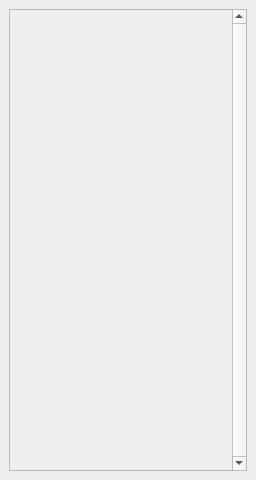
utwente/parlevision, file resources/librarywidget.ui: the form before one commit.
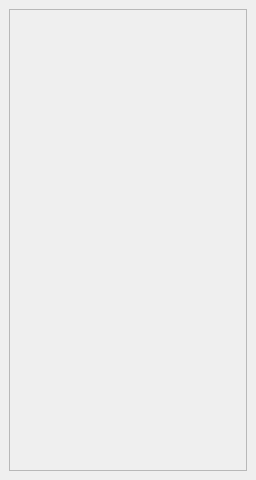
The form after the commit.

What changed in the file:
```diff
--- a/resources/librarywidget.ui
+++ b/resources/librarywidget.ui
@@ -30,13 +30,19 @@
        </sizepolicy>
       </property>
       <property name="acceptDrops">
+       <bool>false</bool>
+      </property>
+      <property name="autoFillBackground">
        <bool>true</bool>
       </property>
       <property name="verticalScrollBarPolicy">
-       <enum>Qt::ScrollBarAlwaysOn</enum>
+       <enum>Qt::ScrollBarAsNeeded</enum>
       </property>
       <property name="widgetResizable">
-       <bool>true</bool>
+       <bool>false</bool>
+      </property>
+      <property name="alignment">
+       <set>Qt::AlignLeading|Qt::AlignLeft|Qt::AlignTop</set>
       </property>
       <widget class="QWidget" name="scrollAreaWidgetContents">
        <property name="geometry">
@@ -51,28 +57,15 @@
         <property name="geometry">
          <rect>
           <x>20</x>
-          <y>50</y>
+          <y>370</y>
           <width>160</width>
           <height>80</height>
          </rect>
         </property>
-        <layout class="QVBoxLayout" name="container" stretch="0,0">
+        <layout class="QVBoxLayout" name="container" stretch="0">
          <property name="sizeConstraint">
           <enum>QLayout::SetMinimumSize</enum>
          </property>
-         <item>
-          <spacer name="verticalSpacer">
-           <property name="orientation">
-            <enum>Qt::Vertical</enum>
-           </property>
-           <property name="sizeHint" stdset="0">
-            <size>
-             <width>20</width>
-             <height>40</height>
-            </size>
-           </property>
-          </spacer>
-         </item>
          <item>
           <spacer name="horizontalSpacer">
            <property name="orientation">
```
Left out of the diff: 2 changed lines with no effect on the pictures.
